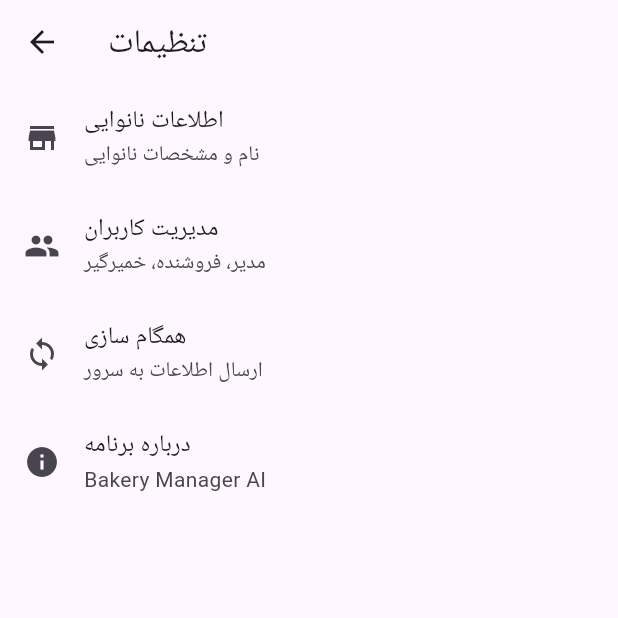
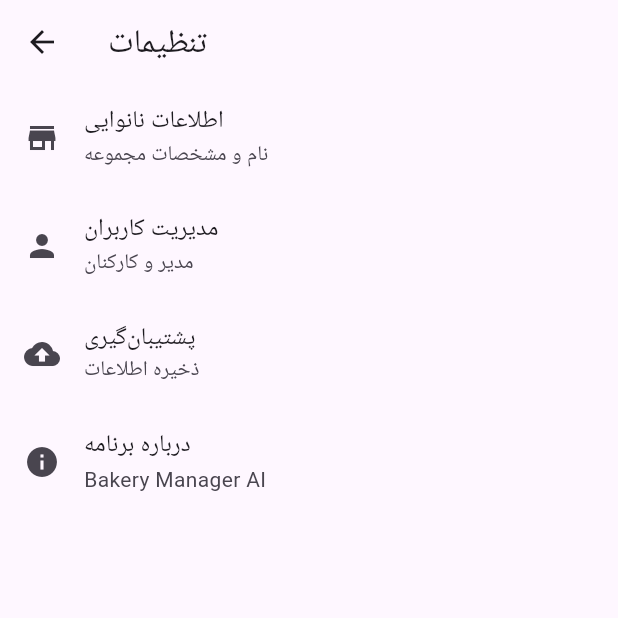
Before and after one commit to hidooch980/Bakery-Manager-AI, a Flutter app: the SettingsScreen screen opened directly, on a phone screen of 412 x 824 dp, the top half of it. Run offline on Flutter 3.47's test engine with Material 3 defaults, Android fonts, the phone set to English and light mode, and no system bars; our stand-ins replace fl_chart, shared_preferences; accounts and stored records are empty; network calls fail.

```diff
--- a/mobile/lib/screens/settings_screen.dart
+++ b/mobile/lib/screens/settings_screen.dart
@@ -6,23 +6,25 @@ class SettingsScreen extends StatelessWidget {
   @override
   Widget build(BuildContext context) {
     return Scaffold(
-      appBar: AppBar(title: const Text('تنظیمات')),
+      appBar: AppBar(
+        title: const Text('تنظیمات'),
+      ),
       body: ListView(
         children: const [
           ListTile(
             leading: Icon(Icons.store),
             title: Text('اطلاعات نانوایی'),
-            subtitle: Text('نام و مشخصات نانوایی'),
+            subtitle: Text('نام و مشخصات مجموعه'),
           ),
           ListTile(
-            leading: Icon(Icons.people),
+            leading: Icon(Icons.person),
             title: Text('مدیریت کاربران'),
-            subtitle: Text('مدیر، فروشنده، خمیرگیر'),
+            subtitle: Text('مدیر و کارکنان'),
           ),
           ListTile(
-            leading: Icon(Icons.sync),
-            title: Text('همگام سازی'),
-            subtitle: Text('ارسال اطلاعات به سرور'),
+            leading: Icon(Icons.backup),
+            title: Text('پشتیبان‌گیری'),
+            subtitle: Text('ذخیره اطلاعات'),
           ),
           ListTile(
             leading: Icon(Icons.info),
```
